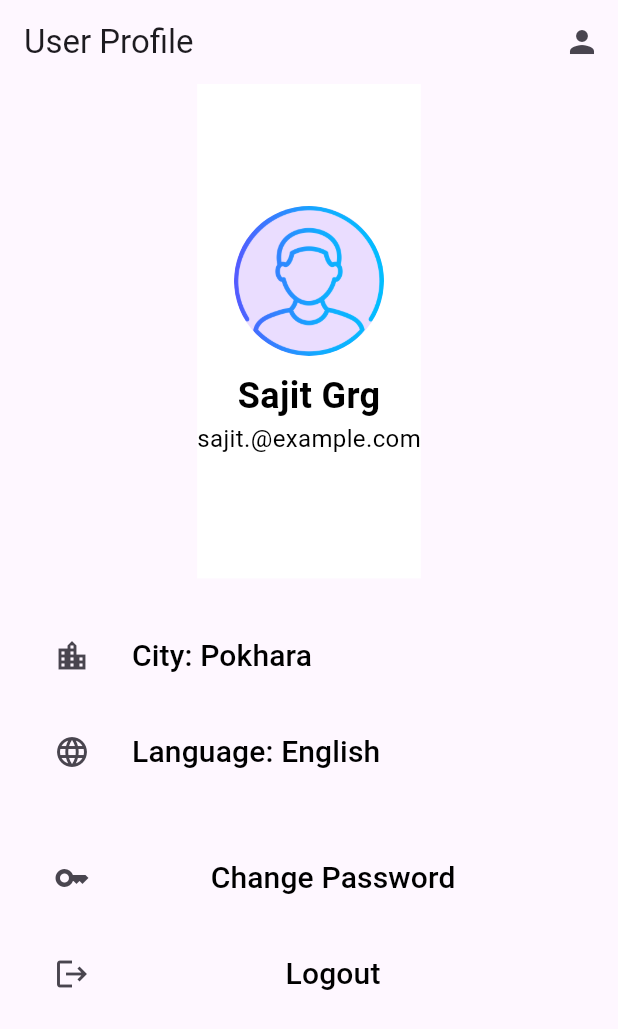
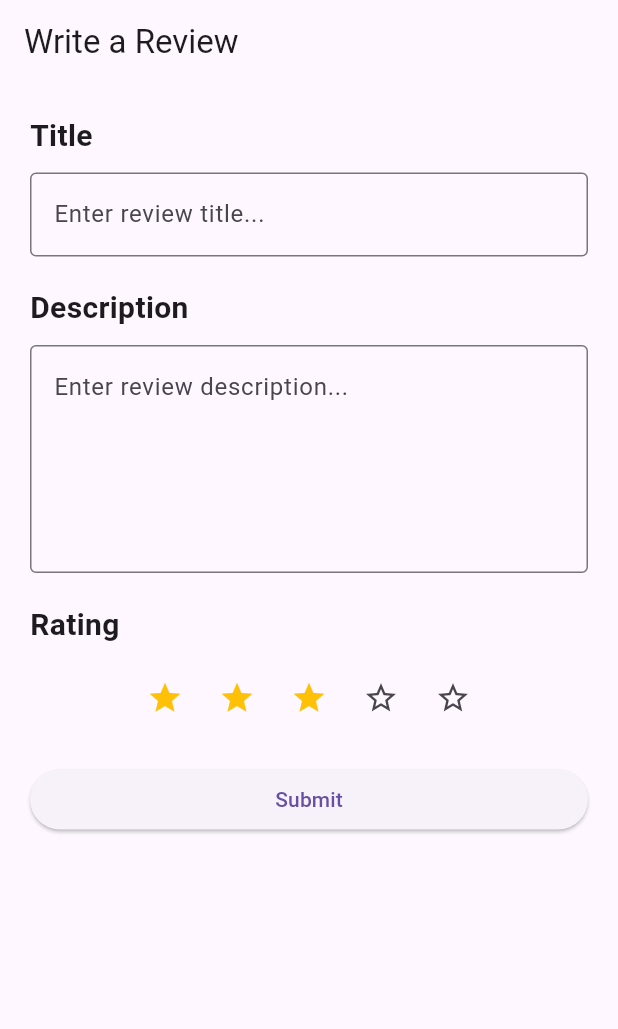
Before and after one commit to m0dern6/service_provide_app, a Flutter app: the screen it shows after launch, on a phone screen of 412 x 824 dp. Shown: the top 1029 px of the screen. Run offline on Flutter 3.47's test engine with Material 3 defaults, Android fonts, the phone set to English and light mode, and no system bars; our stand-ins replace carousel_slider, dots_indicator, shared_preferences.

Commit message:
worked on review and rating screen

```diff
--- /dev/null
+++ b/lib/design/create_review.dart
@@ -0,0 +1,91 @@
+import 'package:flutter/material.dart';
+
+class CreateReview extends StatelessWidget {
+  @override
+  Widget build(BuildContext context) {
+    return MaterialApp(
+      home: Scaffold(
+        appBar: AppBar(
+          title: Text('Write a Review'),
+        ),
+        body: SingleChildScrollView(
+          padding: EdgeInsets.all(20),
+          child: Column(
+            crossAxisAlignment: CrossAxisAlignment.stretch,
+            children: [
+              Text(
+                'Title',
+                style: TextStyle(
+                  fontSize: 20,
+                  fontWeight: FontWeight.bold,
+                ),
+              ),
+              SizedBox(height: 10),
+              TextField(
+                decoration: InputDecoration(
+                  hintText: 'Enter review title...',
+                  border: OutlineInputBorder(),
+                ),
+              ),
+              SizedBox(height: 20),
+              Text(
+                'Description',
+                style: TextStyle(
+                  fontSize: 20,
+                  fontWeight: FontWeight.bold,
+                ),
+              ),
+              SizedBox(height: 10),
+              TextField(
+                maxLines: 5,
+                decoration: InputDecoration(
+                  hintText: 'Enter review description...',
+                  border: OutlineInputBorder(),
+                ),
+              ),
+              SizedBox(height: 20),
+              Text(
+                'Rating',
+                style: TextStyle(
+                  fontSize: 20,
+                  fontWeight: FontWeight.bold,
+                ),
+              ),
+              SizedBox(height: 10),
+              Row(
+                mainAxisAlignment: MainAxisAlignment.center,
+                children: [
+                  IconButton(
+                    icon: Icon(Icons.star, color: Colors.amber),
+                    onPressed: () {},
+                  ),
+                  IconButton(
+                    icon: Icon(Icons.star, color: Colors.amber),
+                    onPressed: () {},
+                  ),
+                  IconButton(
+                    icon: Icon(Icons.star, color: Colors.amber),
+                    onPressed: () {},
+                  ),
+                  IconButton(
+                    icon: Icon(Icons.star_border),
+                    onPressed: () {},
+                  ),
+                  IconButton(
+                    icon: Icon(Icons.star_border),
+                    onPressed: () {},
+                  ),
+                ],
+              ),
+              SizedBox(height: 20),
+              ElevatedButton(
+                onPressed: () {},
+                child: Text('Submit'),
+              ),
+            ],
+          ),
+        ),
+      ),
+    );
+  }
+}
--- a/lib/main.dart
+++ b/lib/main.dart
@@ -1,10 +1,10 @@
 import 'package:flutter/material.dart';
 import 'package:provider/provider.dart';
-import 'package:service_provide_app/design/Profile.dart';
-import 'package:service_provide_app/login_signup/login_screen.dart';
+
+import 'package:service_provide_app/design/create_review.dart';
+
 import 'package:service_provide_app/provider/api_provider.dart';
-import 'package:service_provide_app/ui/customer_home_screen.dart';
-import 'package:service_provide_app/ui/splash_screen.dart';
+
 import 'package:shared_preferences/shared_preferences.dart';
 
 void main() {
@@ -47,7 +47,7 @@ class _MyAppState extends State<MyApp> {
       ),
       title: 'My App',
       debugShowCheckedModeBanner: false,
-      home: ProfilePage(),
+      home: CreateReview(),
       // home: _token != null ? CustomerHomeScreen(token: _token!) : LoginScreen(),
       // routes: {
       //   '/login': (context) => LoginScreen(),
```
